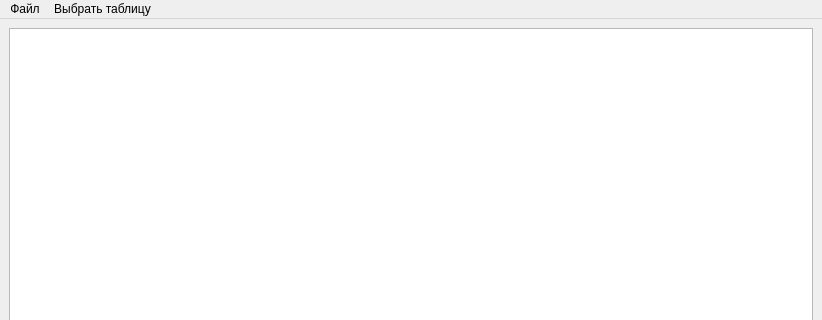
The window that form.ui (AlekseyBatuev/airline_courseword) describes before a commit, drawn with Qt 5; both pictures show x 0 to 822 and y 0 to 320 of the 822 by 706 pixel window.
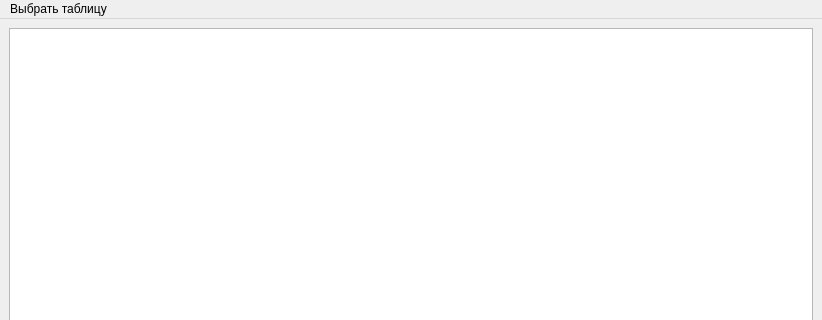
The same window after the commit.

Commit message: Мелкие коррективы.

Patch:
```diff
--- a/form.ui
+++ b/form.ui
@@ -171,13 +171,6 @@
     <addaction name="menuAirline_db"/>
     <addaction name="menuParking_db"/>
    </widget>
-   <widget class="QMenu" name="fileMenu">
-    <property name="title">
-     <string>Файл</string>
-    </property>
-    <addaction name="action_2"/>
-   </widget>
-   <addaction name="fileMenu"/>
    <addaction name="selectTableMenu"/>
   </widget>
   <widget class="QStatusBar" name="statusbar">
```
Left out of the diff: 3 changed lines with no effect on the pictures. The commit also changes 2 other files.
